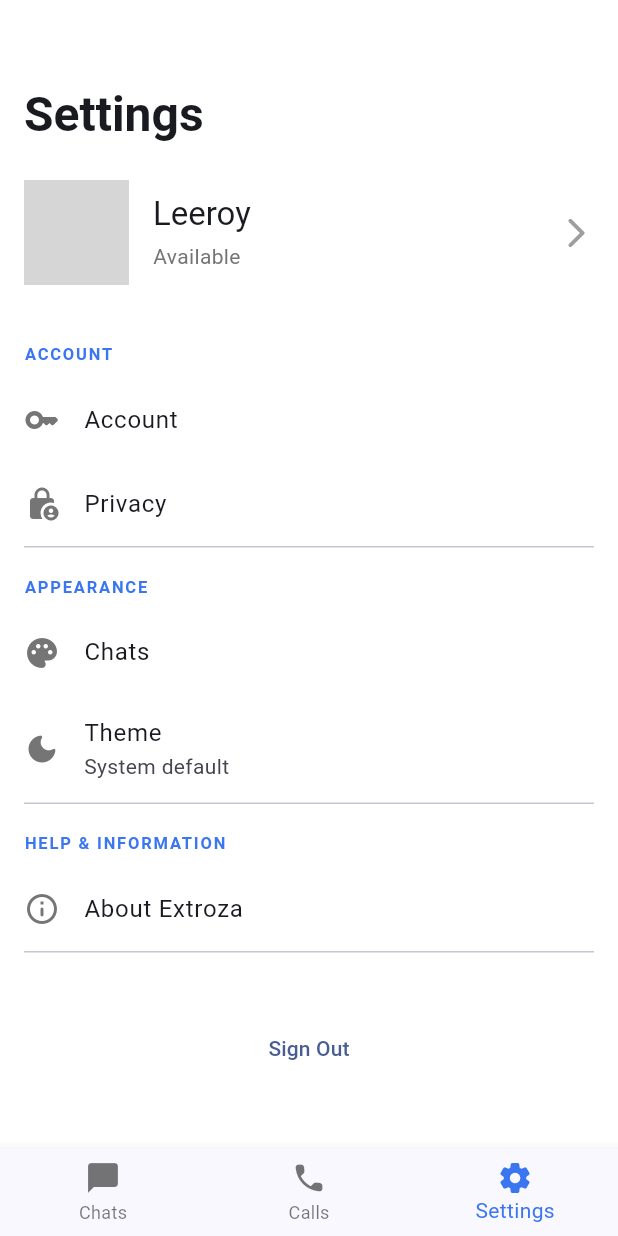
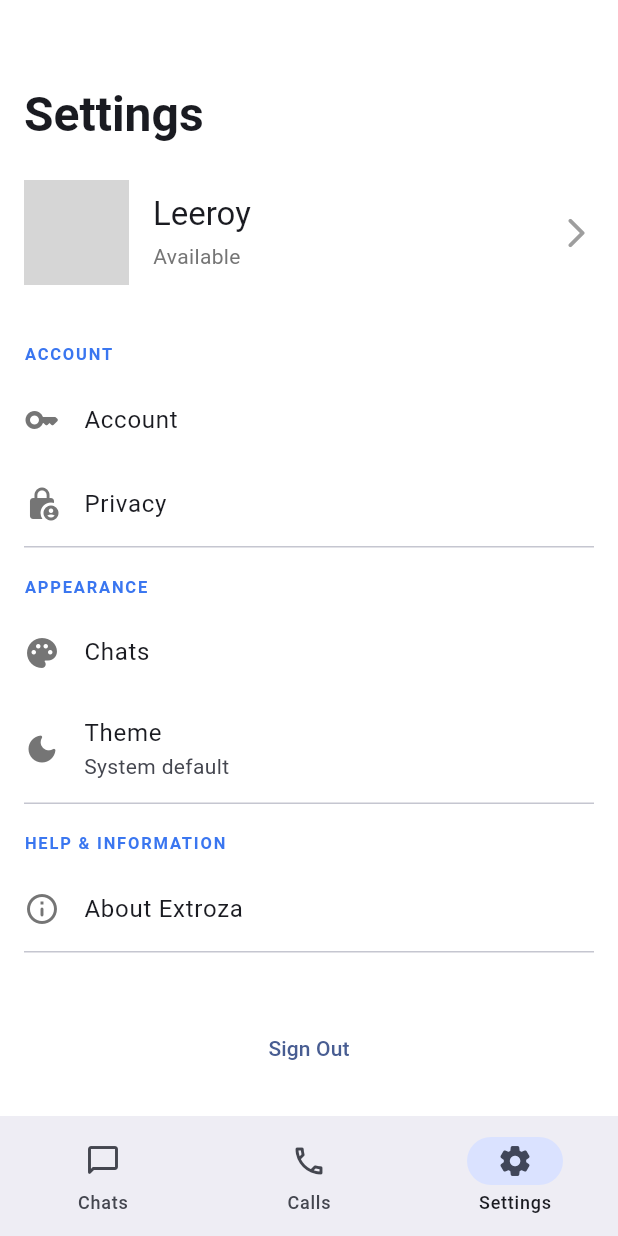
Before and after one commit to quadraphony/extroza-app, a Flutter app: the MainScreen screen opened directly, item 3 of the bottom bar chosen, on a phone screen of 412 x 824 dp. Run offline on Flutter 3.47's test engine with Material 3 defaults, Android fonts, the phone set to English and light mode, and no system bars; our stand-ins replace cloud_firestore, firebase_auth, firebase_core, flutter_contacts, google_sign_in, image_picker and 2 more; accounts and stored records are empty; network calls fail; grey boxes are pictures that could not be loaded.

Commit message:
feat: Implement dynamic chat rooms

```diff
--- a/lib/features/chats/models/chat_model.dart
+++ b/lib/features/chats/models/chat_model.dart
@@ -1,5 +1,5 @@
-// This class represents a single conversation in the chat list.
 class Chat {
+  final String otherUserId; // The unique ID of the person we are chatting with
   final String avatarUrl;
   final String name;
   final String lastMessage;
@@ -8,6 +8,7 @@ class Chat {
   final bool isMuted;
 
   const Chat({
+    required this.otherUserId,
     required this.avatarUrl,
     required this.name,
     required this.lastMessage,
--- a/lib/features/main_screen.dart
+++ b/lib/features/main_screen.dart
@@ -1,7 +1,7 @@
 import 'package:extroza/features/calls/screens/calls_screen.dart';
 import 'package:extroza/features/chats/screens/chats_screen.dart';
 import 'package:extroza/features/settings/screens/settings_screen.dart';
-import 'package:flutter/material.dart'; // THIS LINE IS NOW CORRECT
+import 'package:flutter/material.dart';
 
 class MainScreen extends StatefulWidget {
   const MainScreen({super.key});
@@ -31,25 +31,35 @@ class _MainScreenState extends State<MainScreen> {
       body: Center(
         child: _widgetOptions.elementAt(_selectedIndex),
       ),
-      bottomNavigationBar: BottomNavigationBar(
-        items: const <BottomNavigationBarItem>[
-          BottomNavigationBarItem(
-            icon: Icon(Icons.chat_bubble_rounded),
+      // --- UPDATED WIDGET ---
+      // We are now using the Material 3 NavigationBar
+      bottomNavigationBar: NavigationBar(
+        // The selectedIndex determines which tab is active.
+        selectedIndex: _selectedIndex,
+        // The onDestinationSelected callback updates the state when a new tab is tapped.
+        onDestinationSelected: _onItemTapped,
+        // The indicatorColor gives the "pill" shape its color.
+        indicatorColor: Theme.of(context).colorScheme.primaryContainer,
+        // The list of destinations (tabs).
+        destinations: const <NavigationDestination>[
+          NavigationDestination(
+            // The icon to show when the tab is selected.
+            selectedIcon: Icon(Icons.chat_bubble_rounded),
+            // The icon to show when the tab is not selected.
+            icon: Icon(Icons.chat_bubble_outline_rounded),
             label: 'Chats',
           ),
-          BottomNavigationBarItem(
-            icon: Icon(Icons.call_rounded),
+          NavigationDestination(
+            selectedIcon: Icon(Icons.call_rounded),
+            icon: Icon(Icons.call_outlined),
             label: 'Calls',
           ),
-          BottomNavigationBarItem(
-            icon: Icon(Icons.settings_rounded),
+          NavigationDestination(
+            selectedIcon: Icon(Icons.settings_rounded),
+            icon: Icon(Icons.settings_outlined),
             label: 'Settings',
           ),
         ],
-        currentIndex: _selectedIndex,
-        selectedItemColor: Theme.of(context).primaryColor,
-        onTap: _onItemTapped,
-        type: BottomNavigationBarType.fixed, // Good for 3+ items
       ),
     );
   }
--- a/pubspec.yaml
+++ b/pubspec.yaml
@@ -23,6 +23,8 @@ dependencies:
   image_picker: ^1.1.2
   cloud_firestore: ^5.6.9
   intl: ^0.20.2
+  flutter_contacts: ^1.1.8
+  permission_handler: ^12.0.0+1
 
 
 dev_dependencies:
```
Also changed, not shown: lib/features/chats/screens/chats_screen.dart (+27 -12 lines), lib/features/chats/screens/individual_chat_screen.dart (+17 -12 lines), lib/features/chats/services/chat_service.dart (+20 -9 lines), lib/features/contacts/screens/contacts_screen.dart (added, +113 -0 lines), pubspec.lock, 5 other files.
